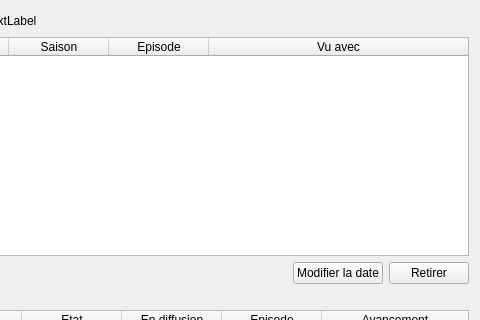
Before: the Qt Designer form src/ui/tabs/planning_tab.ui in seigneurfuo/MyAnimeManager3, drawn with Qt 5; both pictures show x 390 to 870 and y 0 to 320 of the 870 by 546 pixel window.
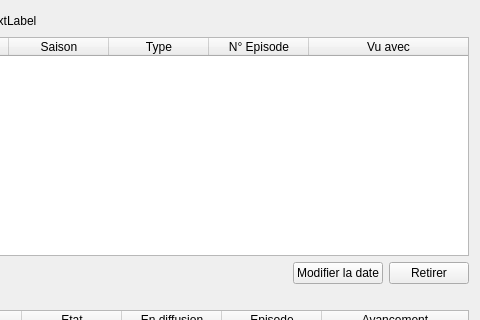
After: the same form once the commit is applied. Icons and pictures are not drawn.

Commit message: Ajout du type de série dans le tableau des épisodes vus (planning)

The edit to the form file:
```diff
--- a/src/ui/tabs/planning_tab.ui
+++ b/src/ui/tabs/planning_tab.ui
@@ -168,7 +168,12 @@
          </column>
          <column>
           <property name="text">
-           <string>Episode</string>
+           <string>Type</string>
+          </property>
+         </column>
+         <column>
+          <property name="text">
+           <string>N° Episode</string>
           </property>
          </column>
          <column>
```
The commit also changes 1 other file.
